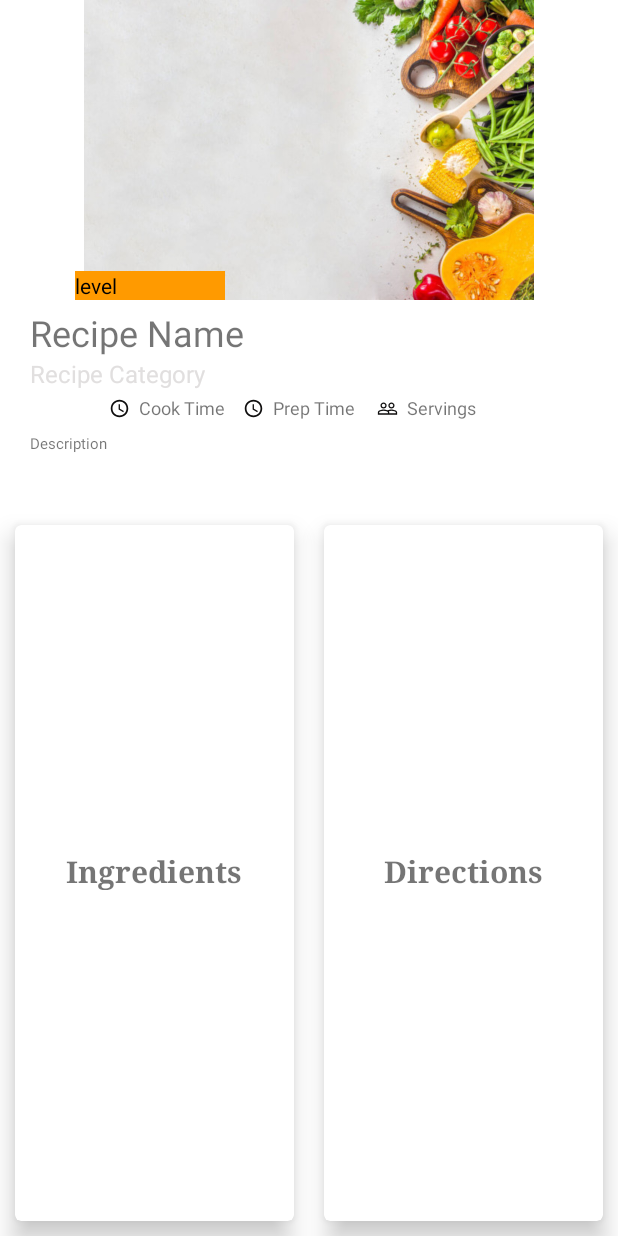
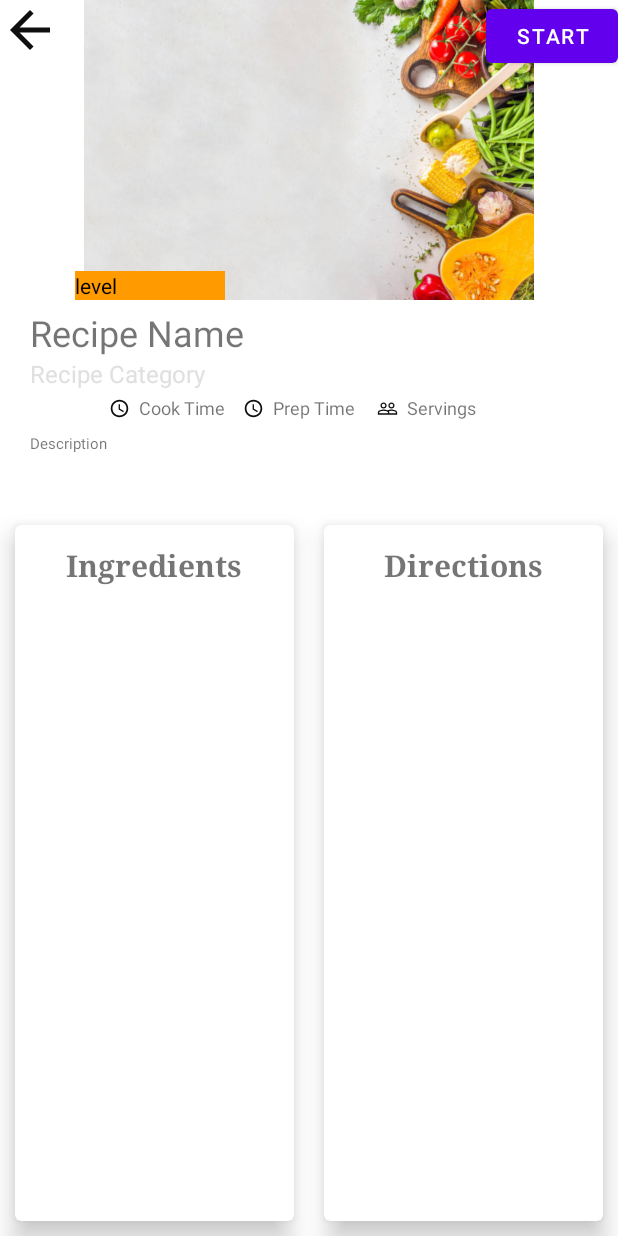
Before and after one commit to Yousuft414/ChefItUpApp, an Android app: the SingleRecipePage screen opened directly, with no data from a screen before it, on a phone screen of 412 x 824 dp. Run offline under Robolectric (Android 15) with nearby library versions, the phone set to English and light mode, and no system bars; our stand-ins replace Firebase (no records; nobody signed in at launch, a user with empty details on screens opened directly), Picasso, data binding; 2 statements that could not run were skipped.

Commit message:
Adding Recipe Ingredients page with list of ingredients and deleting uneeded pages

```diff
--- a/app/build.gradle
+++ b/app/build.gradle
@@ -37,6 +37,9 @@ android {
 }
 
 dependencies {
+
+    def nav_version = "2.3.5"
+
     implementation 'androidx.core:core-ktx:1.6.0'
     implementation 'androidx.appcompat:appcompat:1.3.1'
     implementation 'com.google.android.material:material:1.4.0'
@@ -55,4 +58,7 @@ dependencies {
     androidTestImplementation 'androidx.test.ext:junit:1.1.3'
     androidTestImplementation 'androidx.test.espresso:espresso-core:3.4.0'
     implementation 'com.squareup.picasso:picasso:2.5.2'
+
+    implementation "androidx.navigation:navigation-fragment-ktx:$nav_version"
+    implementation "androidx.navigation:navigation-ui-ktx:$nav_version"
 }
--- a/app/src/main/AndroidManifest.xml
+++ b/app/src/main/AndroidManifest.xml
@@ -11,6 +11,9 @@
         android:roundIcon="@mipmap/ic_launcher_round"
         android:supportsRtl="true"
         android:theme="@style/Theme.ChefItUpApp">
+        <activity
+            android:name=".recipeUI.RecipeIngredients"
+            android:exported="true" />
         <activity
             android:name=".RecipesCompleted"
             android:exported="true" />
--- a/app/src/main/java/project/group3tztechcorp/chefitupapp/SingleRecipePage.kt
+++ b/app/src/main/java/project/group3tztechcorp/chefitupapp/SingleRecipePage.kt
@@ -1,25 +1,33 @@
 package project.group3tztechcorp.chefitupapp
 
+import android.content.Intent
 import androidx.appcompat.app.AppCompatActivity
 import android.os.Bundle
-import android.widget.ImageView
-import android.widget.TextView
+import android.view.MenuItem
+import android.widget.*
 import androidx.databinding.DataBindingUtil
 import com.google.firebase.database.*
 import com.squareup.picasso.Picasso
 import project.group3tztechcorp.chefitupapp.databinding.ActivitySingleRecipePageBinding
+import project.group3tztechcorp.chefitupapp.recipeUI.RecipeIngredients
 
 class SingleRecipePage : AppCompatActivity() {
 
     lateinit var name: String
     private lateinit var binding: ActivitySingleRecipePageBinding
     private lateinit var reference: DatabaseReference
+    private var ingredientList: ArrayList<String> = ArrayList()
+    private var directionsList: ArrayList<String> = ArrayList()
+    lateinit var menu: MenuItem
 
     override fun onCreate(savedInstanceState: Bundle?) {
         super.onCreate(savedInstanceState)
         //setContentView(R.layout.activity_single_recipe_page)
 
         binding =DataBindingUtil.setContentView(this, R.layout.activity_single_recipe_page)
+
+        var ingredientListAdapter = ArrayAdapter<String>(this, R.layout.list_view, ingredientList)
+        var directionListAdapter = ArrayAdapter<String>(this, R.layout.list_view, directionsList)
 
         var intent = getIntent()
         name = intent.getStringExtra("Name").toString().trim()
@@ -38,15 +46,24 @@ class SingleRecipePage : AppCompatActivity() {
                     var cookTimeFromDB = snapshot.child(name).child("Cook_Time").getValue()
                     var prepTimeFromDB = snapshot.child(name).child("Prep_Time").getValue()
                     var servingsFromDB = snapshot.child(name).child("Servings").getValue()
-
+                    snapshot.child(name).child("Ingredients").children.forEach {
+                        ingredientList.add(it.getValue().toString())
+                    }
+                    var count = 0
+                    snapshot.child(name).child("Directions").children.forEach{
+                        count = count + 1
+                        directionsList.add("Step " + count.toString() + ": " + it.getValue().toString())
+                    }
                     binding.singleRecipeName.text = nameFromDB.toString()
                     binding.singleRecipeCategory.text = categoryFromDB.toString()
                     binding.singleRecipeLevel.text = levelFromDB.toString()
                     binding.singleRecipeDescription.text = descriptionFromDB.toString()
-                    binding.singleRecipeCookTime.text = cookTimeFromDB.toString() + " mins"
-                    binding.singleRecipePrepTime.text = prepTimeFromDB.toString() + " mins"
+                    binding.singleRecipeCookTime.text = "Cook: " + cookTimeFromDB.toString() + " mins"
+                    binding.singleRecipePrepTime.text = "Prep: " + prepTimeFromDB.toString() + " mins"
                     binding.singleRecipeServing.text = servingsFromDB.toString() + " people"
                     Picasso.with(this@SingleRecipePage).load(imageURLFromDB.toString()).into(binding.singleRecipeImage)
+                    binding.singleRecipeIngredientList.adapter = ingredientListAdapter
+                    binding.singleRecipeDirectionList.adapter = directionListAdapter
                 }
             }
 
@@ -55,5 +72,16 @@ class SingleRecipePage : AppCompatActivity() {
             }
 
         })
+
+        binding.backButton.setOnClickListener {
+            var intent: Intent = Intent(this@SingleRecipePage, UserInterface::class.java)
+            startActivity(intent)
+        }
+
+        binding.startButton.setOnClickListener {
+            var intent: Intent = Intent(this@SingleRecipePage, RecipeIngredients::class.java)
+            intent.putExtra("recipe", name)
+            startActivity(intent)
+        }
     }
 }
--- /dev/null
+++ b/app/src/main/res/drawable/ic_baseline_back.xml
@@ -0,0 +1,5 @@
+<vector android:autoMirrored="true" android:height="24dp"
+    android:tint="#100F0F" android:viewportHeight="24"
+    android:viewportWidth="24" android:width="24dp" xmlns:android="http://schemas.android.com/apk/res/android">
+    <path android:fillColor="@android:color/white" android:pathData="M20,11H7.83l5.59,-5.59L12,4l-8,8 8,8 1.41,-1.41L7.83,13H20v-2z"/>
+</vector>
--- a/app/src/main/res/layout/activity_single_recipe_page.xml
+++ b/app/src/main/res/layout/activity_single_recipe_page.xml
@@ -21,6 +21,22 @@
                 android:layout_width="match_parent"
                 android:layout_height="match_parent"
                 android:src="@drawable/loginbackground" />
+
+            <ImageView
+                android:id="@+id/backButton"
+                android:layout_width="40dp"
+                android:layout_height="40dp"
+                android:layout_alignParentLeft="true"
+                android:layout_alignParentTop="true"
+                android:src="@drawable/ic_baseline_back" />
+
+            <Button
+                android:id="@+id/startButton"
+                android:layout_width="wrap_content"
+                android:layout_height="wrap_content"
+                android:layout_alignParentTop="true"
+                android:layout_alignParentRight="true"
+                android:text="Start" />
 
             <TextView
                 android:id="@+id/single_recipe_level"
@@ -147,7 +163,15 @@
                         android:includeFontPadding="false"
                         android:fontFamily="serif"
                         android:textStyle="bold"
-                        android:layout_centerInParent="true"/>
+                        android:layout_centerHorizontal="true"
+                        android:padding="5dp"/>
+                    <ListView
+                        android:id="@+id/single_recipe_ingredientList"
+                        android:layout_below="@+id/single_recipe_ingredients"
+                        android:layout_width="match_parent"
+                        android:layout_height="wrap_content"
+                        android:padding="3dp"
+                        android:layout_alignParentLeft="true"/>
 
                 </RelativeLayout>
 
@@ -177,7 +201,16 @@
                         android:includeFontPadding="false"
                         android:fontFamily="serif"
                         android:textStyle="bold"
-                        android:layout_centerInParent="true"/>
+                        android:layout_centerHorizontal="true"
+                        android:padding="5dp"/>
+                    <ListView
+                        android:id="@+id/single_recipe_directionList"
+                        android:layout_width="match_parent"
+                        android:layout_height="wrap_content"
+                        android:layout_below="@+id/single_recipe_directions"
+                        android:padding="3dp"
+                        android:layout_alignParentLeft="true" />
+
 
                 </RelativeLayout>
 
```
Also changed, not shown: app/src/main/java/project/group3tztechcorp/chefitupapp/Ingredient.java (added, +30 -0 lines), app/src/main/java/project/group3tztechcorp/chefitupapp/UserInformation.java (+18 -0 lines), app/src/main/java/project/group3tztechcorp/chefitupapp/adapter/IngredientAdapter.kt (added, +44 -0 lines), app/src/main/java/project/group3tztechcorp/chefitupapp/recipeUI/RecipeIngredients.kt (added, +60 -0 lines), app/src/main/java/project/group3tztechcorp/chefitupapp/ui/AccountInformationFragment.kt (deleted, +0 -69 lines), app/src/main/java/project/group3tztechcorp/chefitupapp/ui/AchievementsFragment.kt (deleted, +0 -60 lines), app/src/main/java/project/group3tztechcorp/chefitupapp/ui/ProfileFragment.kt (+4 -3 lines), app/src/main/res/layout/activity_recipe_ingredients.xml (added, +30 -0 lines), app/src/main/res/layout/fragment_account_information.xml (deleted, +0 -17 lines), app/src/main/res/layout/fragment_achievements.xml (deleted, +0 -14 lines), app/src/main/res/layout/ingredient_item.xml (added, +33 -0 lines), app/src/main/res/layout/list_view.xml (added, +7 -0 lines), app/src/main/res/navigation/navigation.xml (+1 -34 lines).
